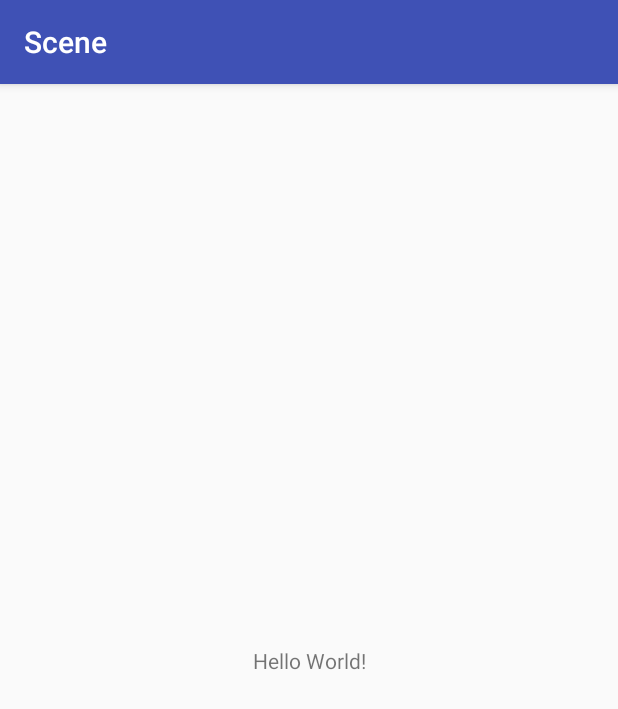
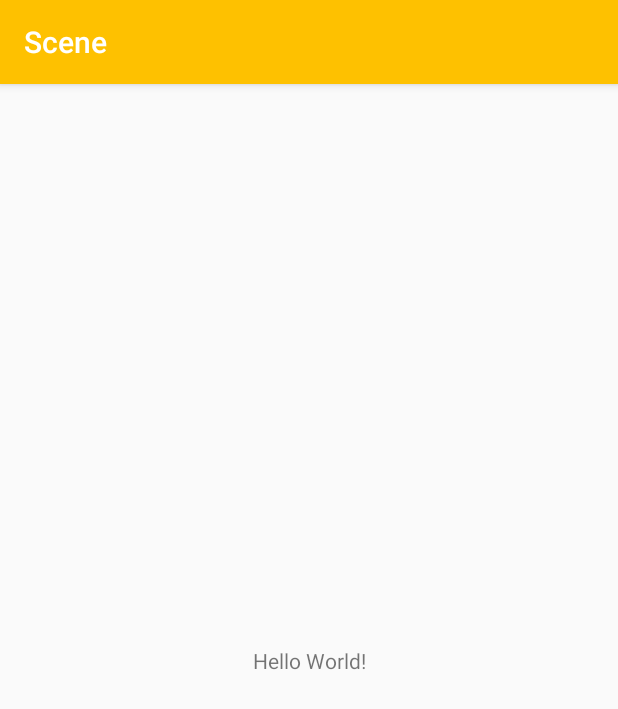
Before and after one commit to tvbarthel/scene, an Android app: the screen it shows after launch (MainActivity), on a phone screen of 412 x 824 dp. Shown: the top 709 px of the screen. Run offline under Robolectric (Android 15) with nearby library versions, the phone set to English and light mode, and no system bars.

Commit message:
[Phone] first theme attempt

```diff
--- a/phone/src/main/res/mipmap-anydpi-v26/ic_launcher.xml
+++ b/phone/src/main/res/mipmap-anydpi-v26/ic_launcher.xml
@@ -1,5 +1,5 @@
 <?xml version="1.0" encoding="utf-8"?>
 <adaptive-icon xmlns:android="http://schemas.android.com/apk/res/android">
-    <background android:drawable="@drawable/ic_launcher_background" />
-    <foreground android:drawable="@drawable/ic_launcher_foreground" />
+    <background android:drawable="@color/ic_launcher_background"/>
+    <foreground android:drawable="@mipmap/ic_launcher_foreground"/>
 </adaptive-icon>
--- a/phone/src/main/res/mipmap-anydpi-v26/ic_launcher_round.xml
+++ b/phone/src/main/res/mipmap-anydpi-v26/ic_launcher_round.xml
@@ -1,5 +1,5 @@
 <?xml version="1.0" encoding="utf-8"?>
 <adaptive-icon xmlns:android="http://schemas.android.com/apk/res/android">
-    <background android:drawable="@drawable/ic_launcher_background" />
-    <foreground android:drawable="@drawable/ic_launcher_foreground" />
+    <background android:drawable="@color/ic_launcher_background"/>
+    <foreground android:drawable="@mipmap/ic_launcher_foreground"/>
 </adaptive-icon>
--- a/phone/src/main/res/values/colors.xml
+++ b/phone/src/main/res/values/colors.xml
@@ -1,6 +1,6 @@
 <?xml version="1.0" encoding="utf-8"?>
 <resources>
-    <color name="colorPrimary">#3F51B5</color>
-    <color name="colorPrimaryDark">#303F9F</color>
-    <color name="colorAccent">#FF4081</color>
+    <color name="colorPrimary">#fec100</color>
+    <color name="colorPrimaryDark">#ffab00</color>
+    <color name="colorAccent">#FFFFFF</color>
 </resources>
--- /dev/null
+++ b/phone/src/main/res/values/ic_launcher_background.xml
@@ -0,0 +1,4 @@
+<?xml version="1.0" encoding="utf-8"?>
+<resources>
+    <color name="ic_launcher_background">#FEC100</color>
+</resources>
```
Also changed, not shown: phone/src/main/ic_launcher-web.png (added), phone/src/main/res/mipmap-hdpi/ic_launcher.png, phone/src/main/res/mipmap-hdpi/ic_launcher_foreground.png (added), phone/src/main/res/mipmap-hdpi/ic_launcher_round.png, phone/src/main/res/mipmap-mdpi/ic_launcher.png, phone/src/main/res/mipmap-mdpi/ic_launcher_foreground.png (added), phone/src/main/res/mipmap-mdpi/ic_launcher_round.png, phone/src/main/res/mipmap-xhdpi/ic_launcher.png, phone/src/main/res/mipmap-xhdpi/ic_launcher_foreground.png (added), phone/src/main/res/mipmap-xhdpi/ic_launcher_round.png, phone/src/main/res/mipmap-xxhdpi/ic_launcher.png, phone/src/main/res/mipmap-xxhdpi/ic_launcher_foreground.png (added), phone/src/main/res/mipmap-xxhdpi/ic_launcher_round.png, phone/src/main/res/mipmap-xxxhdpi/ic_launcher.png, 2 more files.
